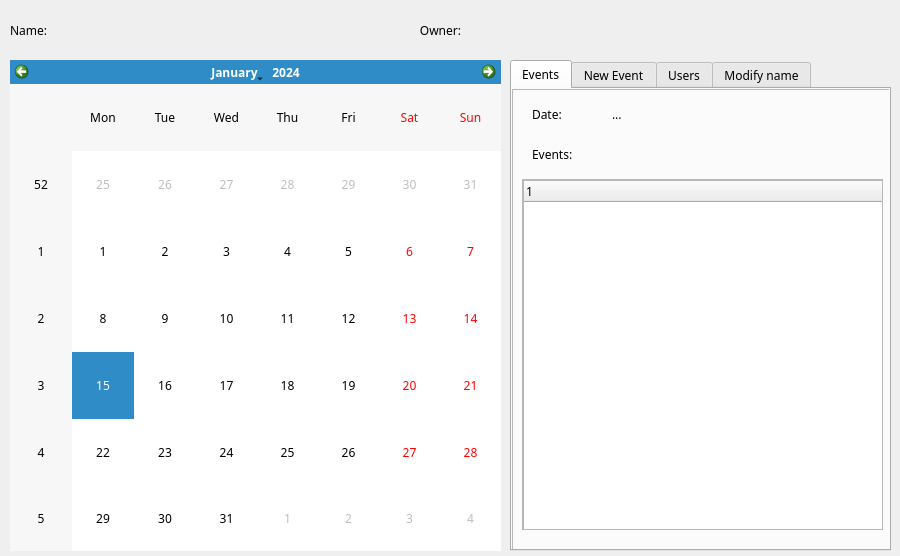
agak33/SK-PUT-project, file client/screenModels/calendar.ui: the form before one commit.
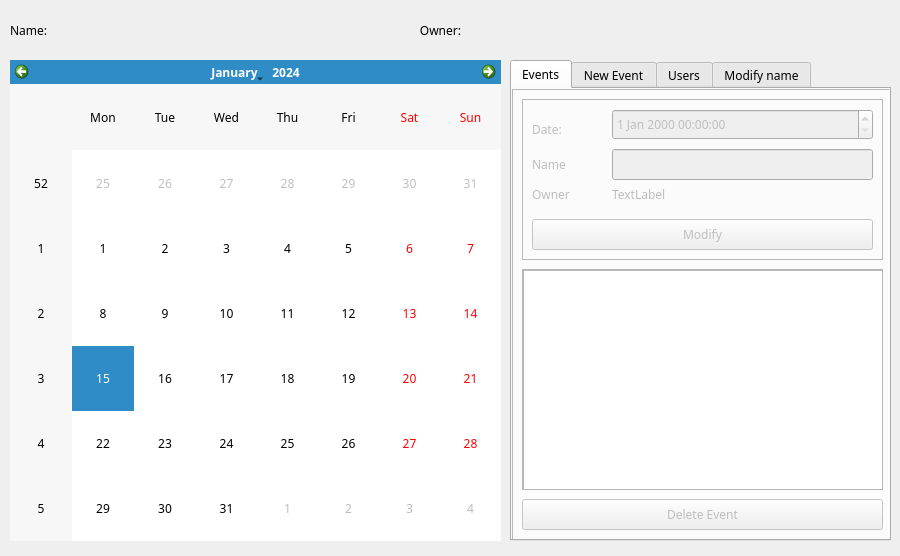
The form after the commit. The open tabs and pages were chosen to show the change.

```diff
--- a/client/screenModels/calendar.ui
+++ b/client/screenModels/calendar.ui
@@ -24,7 +24,7 @@
      <x>10</x>
      <y>60</y>
      <width>491</width>
-     <height>491</height>
+     <height>481</height>
     </rect>
    </property>
   </widget>
@@ -93,7 +93,7 @@
     <rect>
      <x>480</x>
      <y>10</y>
-     <width>331</width>
+     <width>401</width>
      <height>41</height>
     </rect>
    </property>
@@ -112,7 +112,7 @@
      <x>510</x>
      <y>60</y>
      <width>381</width>
-     <height>491</height>
+     <height>481</height>
     </rect>
    </property>
    <property name="currentIndex">
@@ -137,45 +137,13 @@
      <property name="frameShadow">
       <enum>QFrame::Raised</enum>
      </property>
-     <widget class="QLabel" name="dateLabel">
-      <property name="geometry">
-       <rect>
-        <x>20</x>
-        <y>10</y>
-        <width>61</width>
-        <height>31</height>
-       </rect>
-      </property>
-      <property name="text">
-       <string>Date:</string>
-      </property>
-      <property name="alignment">
-       <set>Qt::AlignLeading|Qt::AlignLeft|Qt::AlignVCenter</set>
-      </property>
-     </widget>
-     <widget class="QLabel" name="calendarDateLabel">
-      <property name="geometry">
-       <rect>
-        <x>100</x>
-        <y>10</y>
-        <width>231</width>
-        <height>31</height>
-       </rect>
-      </property>
-      <property name="text">
-       <string>...</string>
-      </property>
-      <property name="alignment">
-       <set>Qt::AlignLeading|Qt::AlignLeft|Qt::AlignVCenter</set>
-      </property>
-     </widget>
      <widget class="QScrollArea" name="scrollArea">
       <property name="geometry">
        <rect>
         <x>10</x>
-        <y>90</y>
+        <y>180</y>
         <width>361</width>
-        <height>351</height>
+        <height>221</height>
        </rect>
       </property>
       <property name="widgetResizable">
@@ -187,41 +155,143 @@
          <x>0</x>
          <y>0</y>
          <width>359</width>
-         <height>349</height>
+         <height>219</height>
         </rect>
        </property>
-       <widget class="QTreeWidget" name="calendarEventList">
+       <widget class="QListWidget" name="eventList">
         <property name="geometry">
          <rect>
           <x>0</x>
           <y>0</y>
           <width>361</width>
-          <height>351</height>
+          <height>221</height>
          </rect>
         </property>
-        <column>
-         <property name="text">
-          <string notr="true">1</string>
-         </property>
-        </column>
        </widget>
       </widget>
      </widget>
-     <widget class="QLabel" name="eventListLabel">
+     <widget class="QPushButton" name="deleteEventButton">
+      <property name="enabled">
+       <bool>false</bool>
+      </property>
       <property name="geometry">
        <rect>
-        <x>20</x>
-        <y>50</y>
-        <width>131</width>
+        <x>10</x>
+        <y>410</y>
+        <width>361</width>
         <height>31</height>
        </rect>
       </property>
       <property name="text">
-       <string>Events:</string>
+       <string>Delete Event</string>
       </property>
-      <property name="alignment">
-       <set>Qt::AlignLeading|Qt::AlignLeft|Qt::AlignVCenter</set>
+     </widget>
+     <widget class="QFrame" name="eventFrame">
+      <property name="enabled">
+       <bool>false</bool>
       </property>
+      <property name="geometry">
+       <rect>
+        <x>10</x>
+        <y>10</y>
+        <width>361</width>
+        <height>161</height>
+       </rect>
+      </property>
+      <property name="frameShape">
+       <enum>QFrame::StyledPanel</enum>
+      </property>
+      <property name="frameShadow">
+       <enum>QFrame::Raised</enum>
+      </property>
+      <widget class="QPushButton" name="modifyEventButton">
+       <property name="geometry">
+        <rect>
+         <x>10</x>
+         <y>120</y>
+         <width>341</width>
+         <height>31</height>
+        </rect>
+       </property>
+       <property name="text">
+        <string>Modify</string>
+       </property>
+      </widget>
+      <widget class="QLabel" name="eventOwnerLabel">
+       <property name="geometry">
+        <rect>
+         <x>90</x>
+         <y>80</y>
+         <width>251</width>
+         <height>31</height>
+        </rect>
+       </property>
+       <property name="text">
+        <string>TextLabel</string>
+       </property>
+      </widget>
+      <widget class="QLabel" name="label_3">
+       <property name="geometry">
+        <rect>
+         <x>10</x>
+         <y>50</y>
+         <width>61</width>
+         <height>31</height>
+        </rect>
+       </property>
+       <property name="text">
+        <string>Name</string>
+       </property>
+      </widget>
+      <widget class="QLabel" name="dateLabel">
+       <property name="geometry">
+        <rect>
+         <x>10</x>
+         <y>10</y>
+         <width>61</width>
+         <height>41</height>
+        </rect>
+       </property>
+       <property name="text">
+        <string>Date:</string>
+       </property>
+       <property name="alignment">
+        <set>Qt::AlignLeading|Qt::AlignLeft|Qt::AlignVCenter</set>
+       </property>
+      </widget>
+      <widget class="QDateTimeEdit" name="eventDateTimeField">
+       <property name="geometry">
+        <rect>
+         <x>90</x>
+         <y>10</y>
+         <width>261</width>
+         <height>31</height>
+        </rect>
+       </property>
+      </widget>
+      <widget class="QLineEdit" name="eventNameField">
+       <property name="geometry">
+        <rect>
+         <x>90</x>
+         <y>50</y>
+         <width>261</width>
+         <height>31</height>
+        </rect>
+       </property>
+      </widget>
+      <widget class="QLabel" name="label_4">
+       <property name="geometry">
+        <rect>
+         <x>10</x>
+         <y>80</y>
+         <width>51</width>
+         <height>31</height>
+        </rect>
+       </property>
+       <property name="text">
+        <string>Owner</string>
+       </property>
+      </widget>
      </widget>
     </widget>
    </widget>
```
Left out of the diff: 168 changed lines with no effect on the pictures.
